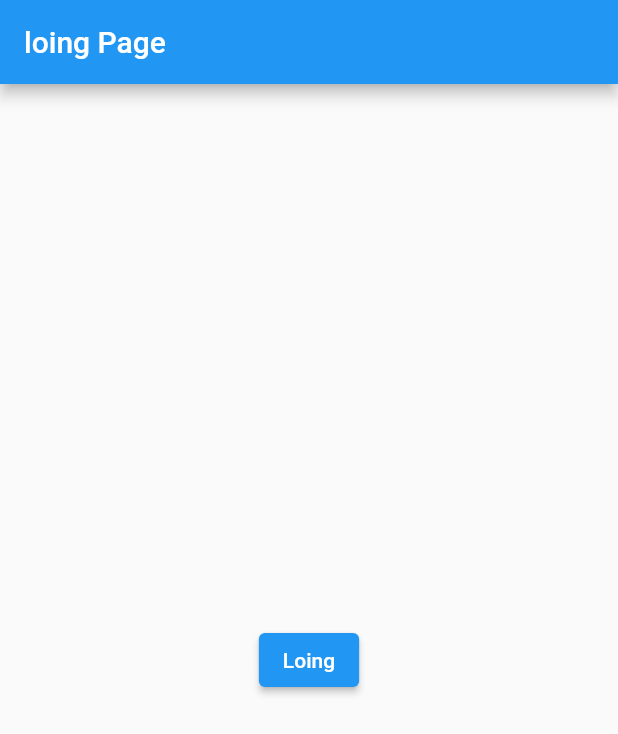
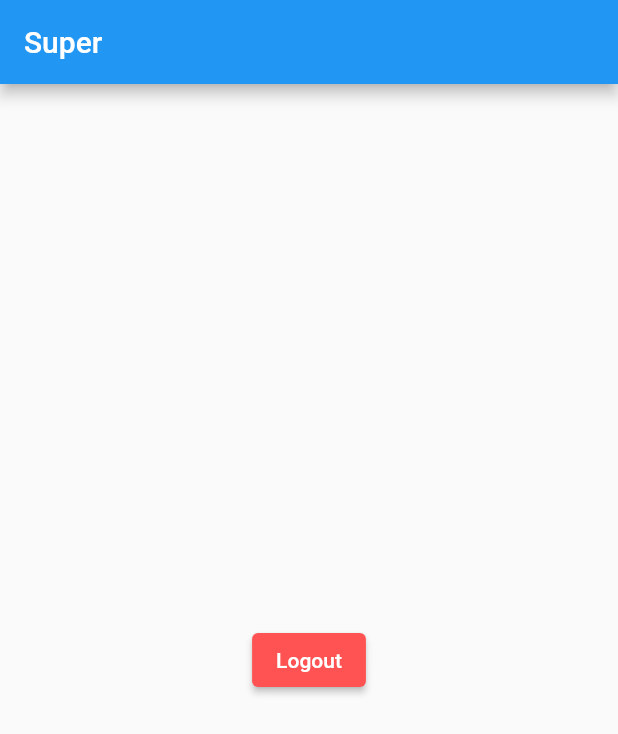
Before and after one commit to RakanW10/Getx_Middleware, a Flutter app: the screen it shows after launch, on a phone screen of 412 x 824 dp. Shown: the top 734 px of the screen. Run offline on Flutter 3.47's test engine with Material 2 defaults, Android fonts, the phone set to English and light mode, and no system bars; our stand-ins replace get, shared_preferences.

Commit message:
Skill done

```diff
--- a/lib/main.dart
+++ b/lib/main.dart
@@ -1,8 +1,11 @@
 import 'package:flutter/material.dart';
 import 'package:get/get.dart';
 import 'package:getx_middleware9_10/middleware/auth_middleware.dart';
+import 'package:getx_middleware9_10/middleware/super_middleware.dart';
+import 'package:getx_middleware9_10/view/admin.dart';
 import 'package:getx_middleware9_10/view/home.dart';
 import 'package:getx_middleware9_10/view/login.dart';
+import 'package:getx_middleware9_10/view/super.dart';
 import 'package:shared_preferences/shared_preferences.dart';
 
 SharedPreferences? sharedprf;
@@ -21,9 +24,12 @@ class MyApp extends StatelessWidget {
     return GetMaterialApp(
       getPages: [
         GetPage(name: "/", page: () => Login(), middlewares: [
-          Auth_middleware()
+          Auth_middleware(),
+          Super_middleware(),
         ]), // here what we say is: before going to login page, pleace check these middleware
         GetPage(name: "/home", page: () => Home()),
+        GetPage(name: "/admin", page: () => Admin()),
+        GetPage(name: "/super", page: () => Super()),
       ],
     );
   }
--- a/lib/middleware/auth_middleware.dart
+++ b/lib/middleware/auth_middleware.dart
@@ -4,7 +4,14 @@ import 'package:getx_middleware9_10/main.dart';
 
 class Auth_middleware extends GetMiddleware {
   @override
+  // TODO: implement priority
+  int? get priority => 1;
+  @override
   RouteSettings? redirect(String? route) {
-    if (sharedprf!.get("id") != null) return RouteSettings(name: "/home");
+    print("auth here");
+    if (sharedprf!.get("role") == "user")
+      return const RouteSettings(name: "/home");
+    if (sharedprf!.get("role") == "admin")
+      return const RouteSettings(name: "/admin");
   }
 }
--- /dev/null
+++ b/lib/middleware/super_middleware.dart
@@ -0,0 +1,15 @@
+import 'package:get/get.dart';
+import 'package:flutter/material.dart';
+
+class Super_middleware extends GetMiddleware {
+  @override
+  //The priority ordered in increasing orider. 0 > 1 > 2 > ..... > +n
+  int? get priority => 2;
+  bool myvar = true;
+
+  @override
+  RouteSettings? redirect(String? route) {
+    print("super here");
+    if (myvar == true) return const RouteSettings(name: "super");
+  }
+}
--- /dev/null
+++ b/lib/view/super.dart
@@ -0,0 +1,28 @@
+import 'package:flutter/material.dart';
+import 'package:flutter/src/widgets/container.dart';
+import 'package:flutter/src/widgets/framework.dart';
+import 'package:get/get.dart';
+import 'package:getx_middleware9_10/main.dart';
+
+class Super extends StatelessWidget {
+  const Super({super.key});
+
+  @override
+  Widget build(BuildContext context) {
+    return Scaffold(
+      appBar: AppBar(
+        title: Text("Super"),
+      ),
+      body: Center(
+        child: ElevatedButton(
+          onPressed: () {
+            sharedprf?.clear();
+            Get.offAllNamed("/");
+          },
+          child: Text("Logout"),
+          style: ElevatedButton.styleFrom(backgroundColor: Colors.redAccent),
+        ),
+      ),
+    );
+  }
+}
```
Also changed, not shown: lib/view/admin.dart (added, +28 -0 lines), lib/view/login.dart (+18 -6 lines).
